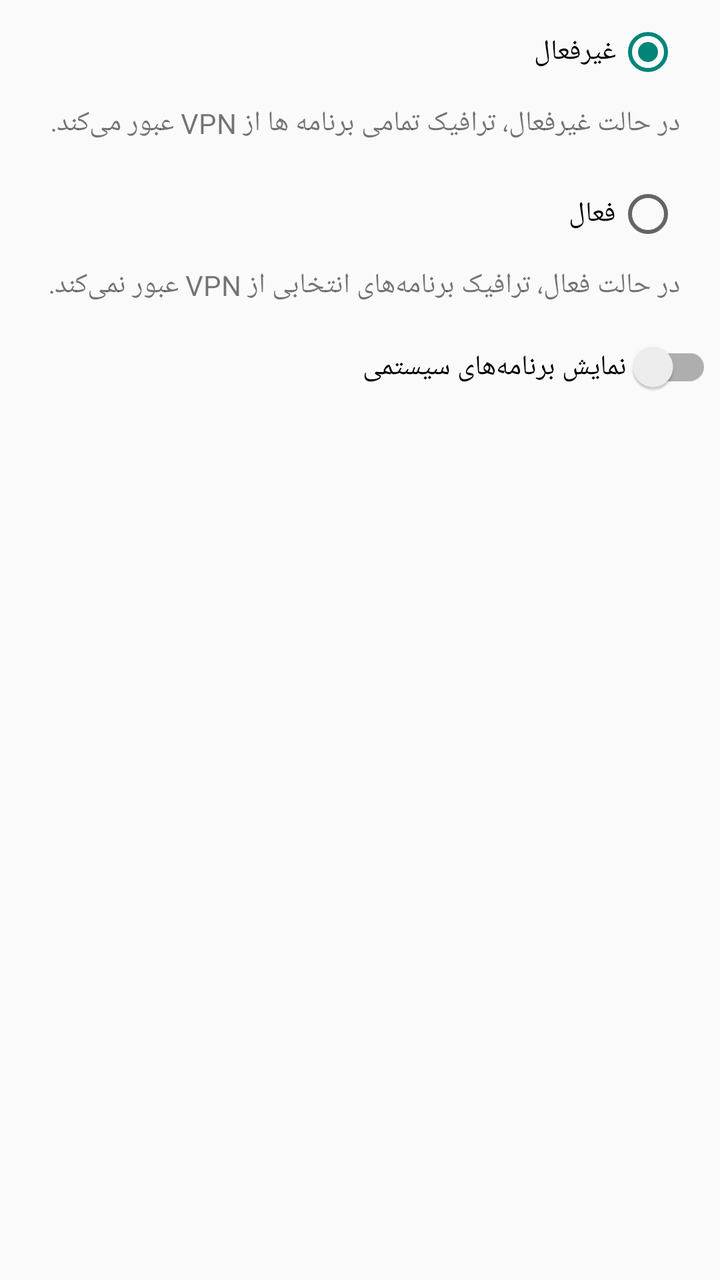
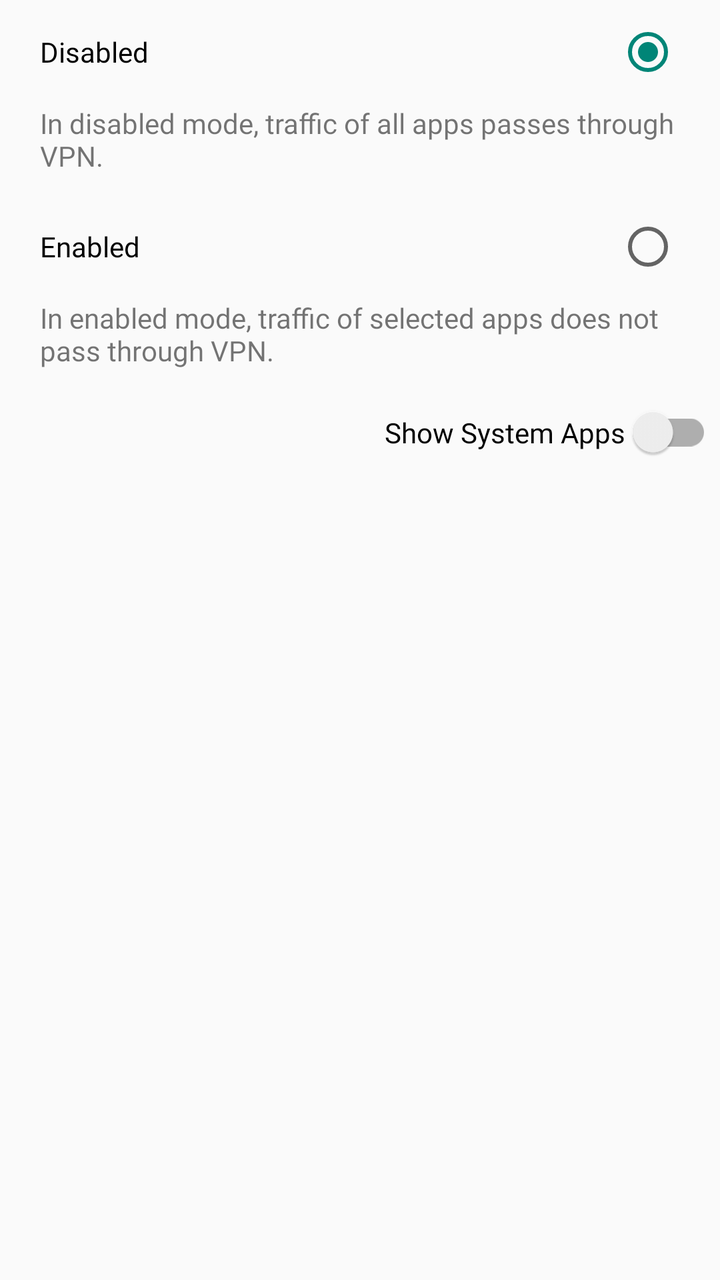

An Android layout rendered at two revisions. The XML below is the earlier revision; the diff shows what the commit changed to produce the second picture.
<!-- AndroidManifest.xml: application theme Theme.OblivionUI -->
<!-- res/layout/split_tunnel_options.xml -->
<?xml version="1.0" encoding="utf-8"?>
<androidx.constraintlayout.widget.ConstraintLayout xmlns:android="http://schemas.android.com/apk/res/android"
    xmlns:app="http://schemas.android.com/apk/res-auto"
    xmlns:tools="http://schemas.android.com/tools"
    android:layout_width="match_parent"
    android:layout_height="wrap_content">


    <RadioGroup
        android:id="@+id/radioGroup"
        android:layout_width="match_parent"
        android:layout_height="wrap_content"
        android:checkedButton="@+id/disabled"
        app:layout_constraintEnd_toEndOf="parent"
        app:layout_constraintStart_toStartOf="parent"
        app:layout_constraintTop_toTopOf="parent">

        <RadioButton
            android:id="@+id/disabled"
            android:layout_width="match_parent"
            android:layout_height="wrap_content"
            android:layout_gravity="start"
            android:background="?android:selectableItemBackground"
            android:button="@null"
            android:drawableRight="?android:attr/listChoiceIndicatorSingle"
            android:layoutDirection="rtl"
            android:paddingLeft="20dp"
            android:paddingTop="10dp"
            android:paddingRight="20dp"
            android:paddingBottom="10dp"
            android:text="غیرفعال"
            android:fontFamily="@font/shabnam"
            android:textAlignment="textStart"
            android:textSize="14sp" />

        <TextView
            android:layout_width="match_parent"
            android:layout_height="wrap_content"
            android:layout_gravity="start"
            android:layoutDirection="rtl"
            android:paddingLeft="20dp"
            android:paddingRight="20dp"
            android:paddingBottom="10dp"
            android:text="در حالت غیرفعال، ترافیک تمامی برنامه ها از VPN عبور می‌کند."
            android:fontFamily="@font/shabnam"

            android:textAlignment="textStart"
            android:textSize="14sp" />

        <RadioButton
            android:id="@+id/blacklist"
            android:layout_width="match_parent"
            android:layout_height="wrap_content"
            android:layout_gravity="start"
            android:background="?android:selectableItemBackground"
            android:button="@null"
            android:drawableRight="?android:attr/listChoiceIndicatorSingle"
            android:layoutDirection="rtl"
            android:paddingLeft="20dp"
            android:paddingTop="10dp"
            android:paddingRight="20dp"
            android:paddingBottom="10dp"
            android:text="فعال"
            android:fontFamily="@font/shabnam"
            android:textAlignment="textStart"
            android:textSize="14sp" />


        <TextView
            android:layout_width="match_parent"
            android:layout_height="wrap_content"
            android:layout_gravity="start"
            android:layoutDirection="rtl"
            android:paddingLeft="20dp"
            android:paddingRight="20dp"
            android:paddingBottom="10dp"
            android:fontFamily="@font/shabnam"
            android:text="در حالت فعال، ترافیک برنامه‌های انتخابی از VPN عبور نمی‌کند."
            android:textAlignment="textStart"
            android:textSize="14sp" />


    </RadioGroup>

    <com.google.android.material.switchmaterial.SwitchMaterial
        android:id="@+id/showSystemApps"
        android:layout_width="wrap_content"
        android:layout_height="wrap_content"
        app:layout_constraintEnd_toEndOf="parent"
        android:layout_marginTop="8dp"
        android:padding="4dp"
        android:checked="false"
        android:fontFamily="@font/shabnam"
        android:text=" نمایش برنامه‌های سیستمی"
        app:layout_constraintTop_toBottomOf="@+id/radioGroup" />


</androidx.constraintlayout.widget.ConstraintLayout>
<!-- resources referenced by this layout -->
<resources>
  <style name="Theme.OblivionUI" parent="Theme.AppCompat.Light.NoActionBar">
      <item name="bottomSheetDialogTheme">@style/CustomBottomSheetDialog</item>
    </style>
  <style name="CustomBottomSheetDialog" parent="ThemeOverlay.MaterialComponents.BottomSheetDialog">
      <item name="android:windowIsFloating">false</item>
      <item name="android:windowSoftInputMode">adjustResize</item>
      <item name="bottomSheetStyle">@style/CustomBottomSheet</item>
    </style>
  <style name="CustomBottomSheet" parent="Widget.MaterialComponents.BottomSheet.Modal">` <item name="backgroundTint">@android:color/transparent</item>
    </style>
</resources>

<!-- the commit's change to res/layout/split_tunnel_options.xml (unified diff, before → after) -->
@@ -28,7 +28,7 @@
             android:paddingTop="10dp"
             android:paddingRight="20dp"
             android:paddingBottom="10dp"
-            android:text="غیرفعال"
+            android:text="@string/disabledR"
             android:fontFamily="@font/shabnam"
             android:textAlignment="textStart"
             android:textSize="14sp" />
@@ -41,7 +41,7 @@
             android:paddingLeft="20dp"
             android:paddingRight="20dp"
             android:paddingBottom="10dp"
-            android:text="در حالت غیرفعال، ترافیک تمامی برنامه ها از VPN عبور می‌کند."
+            android:text="@string/disabledRText"
             android:fontFamily="@font/shabnam"
 
             android:textAlignment="textStart"
@@ -60,7 +60,7 @@
             android:paddingTop="10dp"
             android:paddingRight="20dp"
             android:paddingBottom="10dp"
-            android:text="فعال"
+            android:text="@string/enabledR"
             android:fontFamily="@font/shabnam"
             android:textAlignment="textStart"
             android:textSize="14sp" />
@@ -75,7 +75,7 @@
             android:paddingRight="20dp"
             android:paddingBottom="10dp"
             android:fontFamily="@font/shabnam"
-            android:text="در حالت فعال، ترافیک برنامه‌های انتخابی از VPN عبور نمی‌کند."
+            android:text="@string/enabledRText"
             android:textAlignment="textStart"
             android:textSize="14sp" />
 
@@ -86,13 +86,14 @@
         android:id="@+id/showSystemApps"
         android:layout_width="wrap_content"
         android:layout_height="wrap_content"
-        app:layout_constraintEnd_toEndOf="parent"
         android:layout_marginTop="8dp"
-        android:padding="4dp"
         android:checked="false"
         android:fontFamily="@font/shabnam"
-        android:text=" نمایش برنامه‌های سیستمی"
-        app:layout_constraintTop_toBottomOf="@+id/radioGroup" />
+        android:text="@string/showSystemAppsText"
+        app:layout_constraintEnd_toEndOf="parent"
+        app:layout_constraintTop_toBottomOf="@+id/radioGroup"
+        app:switchPadding="4dp"
+        android:padding="4dp"/>
 
 
 </androidx.constraintlayout.widget.ConstraintLayout>
<!-- resource entries referenced after the edit -->
@@ -1,5 +1,10 @@
 <!-- resources referenced by this layout -->
 <resources>
+  <string name="disabledR">Disabled</string>
+  <string name="disabledRText">In disabled mode, traffic of all apps passes through VPN.</string>
+  <string name="enabledR">Enabled</string>
+  <string name="enabledRText">In enabled mode, traffic of selected apps does not pass through VPN.</string>
+  <string name="showSystemAppsText">Show System Apps</string>
   <style name="Theme.OblivionUI" parent="Theme.AppCompat.Light.NoActionBar">
       <item name="bottomSheetDialogTheme">@style/CustomBottomSheetDialog</item>
     </style>
